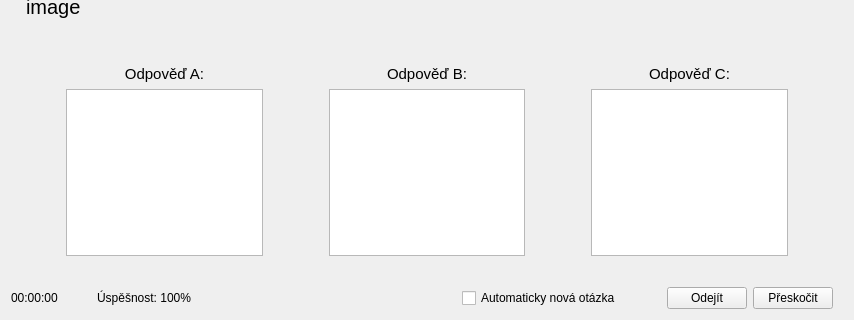
The window that autoskola_eTesty/questionsdialog.ui (RxiPland/autoskola_eTesty_desktop) describes before a commit, drawn with Qt 5; both pictures show x 0 to 854 and y 257 to 577 of the 854 by 577 pixel window.
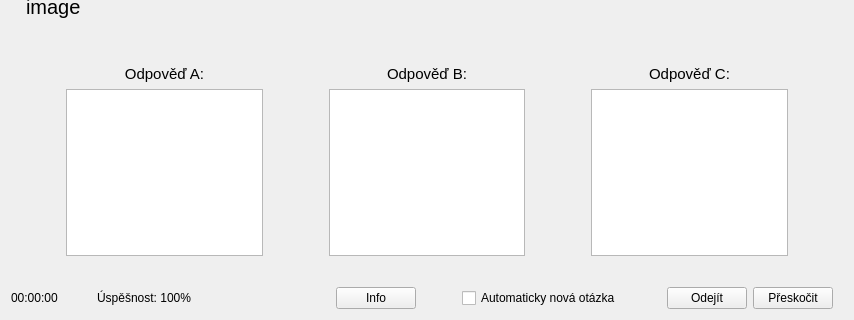
The same window after the commit. Icons and pictures are not drawn. Custom widgets are drawn as their Qt base class.

Commit message: info about questions number button

What changed in the file:
```diff
--- a/autoskola_eTesty/questionsdialog.ui
+++ b/autoskola_eTesty/questionsdialog.ui
@@ -539,6 +539,32 @@
        </property>
       </spacer>
      </item>
+     <item>
+      <widget class="QPushButton" name="pushButton_3">
+       <property name="focusPolicy">
+        <enum>Qt::NoFocus</enum>
+       </property>
+       <property name="text">
+        <string>Info</string>
+       </property>
+      </widget>
+     </item>
+     <item>
+      <spacer name="horizontalSpacer_11">
+       <property name="orientation">
+        <enum>Qt::Horizontal</enum>
+       </property>
+       <property name="sizeType">
+        <enum>QSizePolicy::Fixed</enum>
+       </property>
+       <property name="sizeHint" stdset="0">
+        <size>
+         <width>40</width>
+         <height>20</height>
+        </size>
+       </property>
+      </spacer>
+     </item>
      <item>
       <widget class="QCheckBox" name="checkBox">
        <property name="text">
```
The commit also changes 3 other files.
